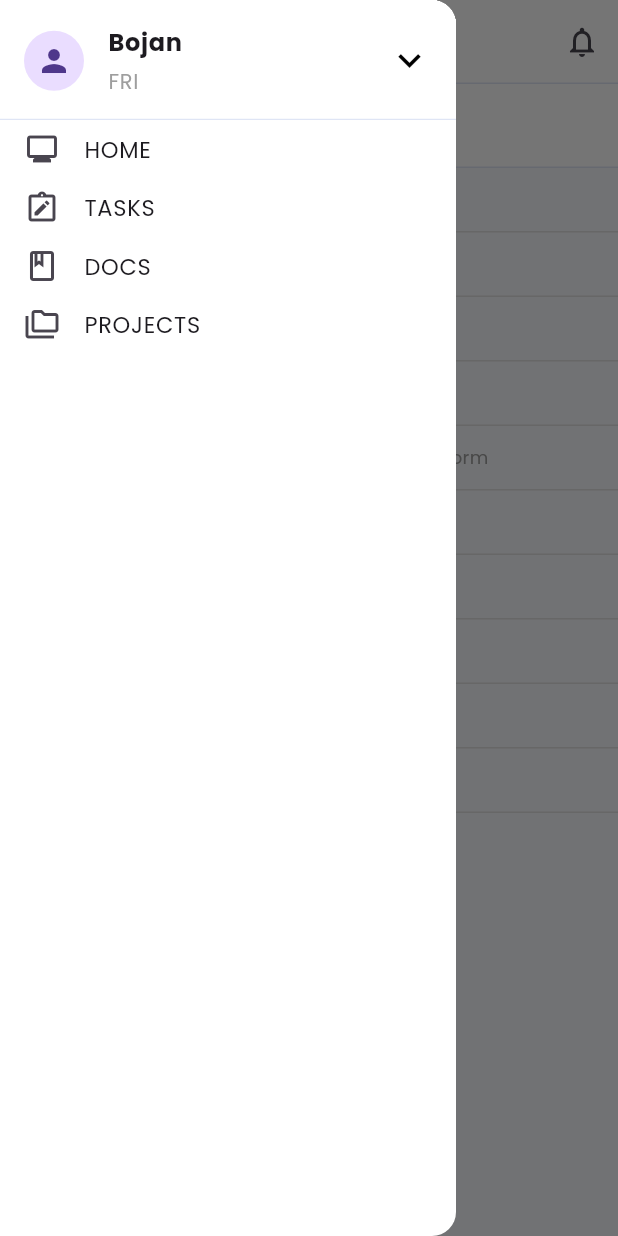
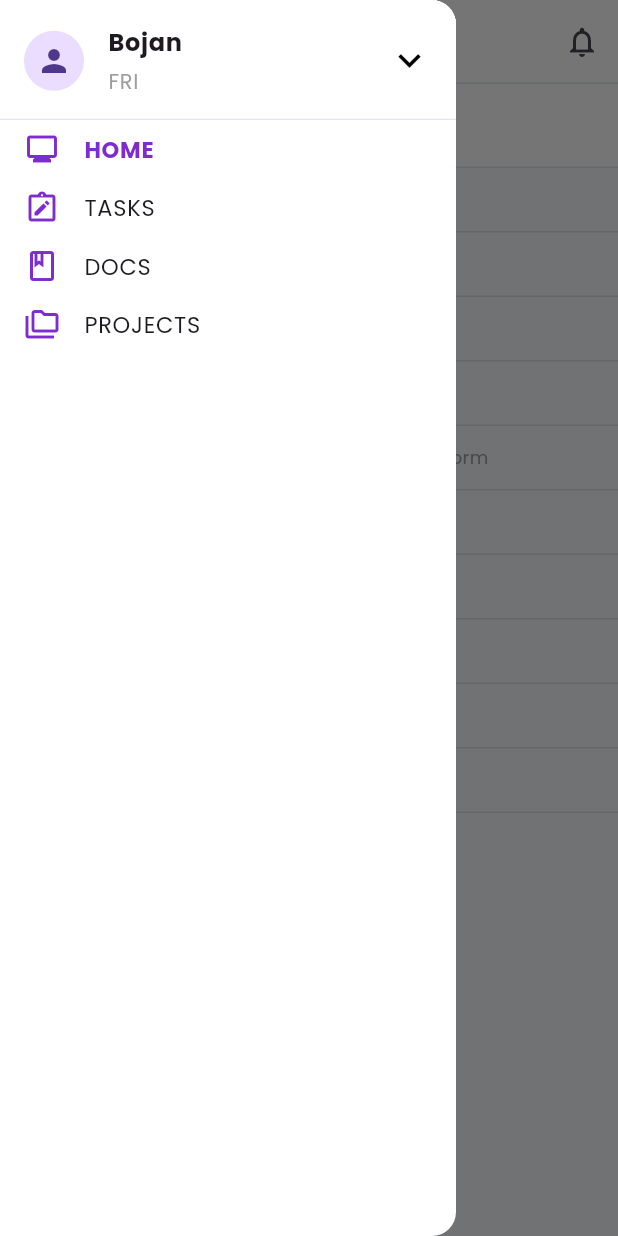
Before and after one commit to BojanDo/Productivity_mobile, a Flutter app: the screen it shows after launch, after a tap on the "menu" icon, on a phone screen of 412 x 824 dp. Run offline on Flutter 3.47's test engine with Material 3 defaults, Android fonts, the light colour scheme and no system bars; our stand-ins replace bloc, cookie_jar, dartz, dio, dio_cookie_manager, equatable and 7 more; missing offline and left inert: flutter_form_bloc.

Commit message:
Finished implementing drawer

```diff
--- a/lib/core/config/colors.dart
+++ b/lib/core/config/colors.dart
@@ -3,3 +3,5 @@ import 'package:flutter/material.dart';
 const Color kPrimaryBackgroundColor = Color(0xFFF7F9FC);
 const Color kSecondaryBackgroundColor = Colors.white;
 const Color kBorderColor = Color(0xffdfe5f5);
+
+const Color kPrimaryColor = Color(0xff7e2cd0);
--- a/lib/main.dart
+++ b/lib/main.dart
@@ -10,6 +10,7 @@ import 'features/App/presentation/bloc/app_bloc.dart';
 import 'features/Auth/presentation/views/auth.dart';
 import 'features/Notifications/presentation/views/notifications.dart';
 import 'inner.dart';
+import 'widgets/drawer/drawer_bloc.dart';
 
 void main() async {
   WidgetsFlutterBinding.ensureInitialized();
@@ -24,12 +25,14 @@ class MyApp extends StatelessWidget {
 
   @override
   Widget build(BuildContext context) => MaterialApp(
-        title: 'Pages',
         theme: theme,
         home: MultiBlocProvider(
           providers: <SingleChildWidget>[
             BlocProvider<AppBloc>(
               create: (BuildContext context) => sl<AppBloc>(),
+            ),
+            BlocProvider<DrawerBloc>(
+              create: (BuildContext context) => sl<DrawerBloc>(),
             ),
           ],
           child: Builder(
--- a/lib/widgets/drawer/drawer.dart
+++ b/lib/widgets/drawer/drawer.dart
@@ -1,7 +1,9 @@
 import 'package:flutter/material.dart';
 import 'package:flutter_bloc/flutter_bloc.dart';
 
+import '../../core/config/colors.dart';
 import '../../core/config/routes.dart';
+import '../../core/functions/routes.dart';
 import '../../core/services/injection_container.dart';
 import 'drawer_bloc.dart';
 
@@ -21,7 +23,6 @@ class GlobalDrawer extends StatefulWidget {
 
 class _GlobalDrawerState extends State<GlobalDrawer>
     with SingleTickerProviderStateMixin {
-  bool _showSecondList = false;
   late AnimationController _controller;
   late Animation<Offset> _slideAnimation;
 
@@ -36,6 +37,11 @@ class _GlobalDrawerState extends State<GlobalDrawer>
       begin: const Offset(0, -1),
       end: const Offset(0, 0),
     ).animate(CurvedAnimation(parent: _controller, curve: Curves.easeInOut));
+
+    if (context.read<DrawerBloc>().state.visibleList ==
+        DrawerVisibleList.second) {
+      _controller.forward();
+    }
   }
 
   @override
@@ -45,59 +51,61 @@ class _GlobalDrawerState extends State<GlobalDrawer>
   }
 
   void _toggleList() {
-    setState(() {
-      _showSecondList = !_showSecondList;
-    });
+    final DrawerState state = context.read<DrawerBloc>().state;
+    final DrawerVisibleList visibleList =
+        state.visibleList == DrawerVisibleList.first
+            ? DrawerVisibleList.second
+            : DrawerVisibleList.first;
 
-    if (_showSecondList) {
+    if (visibleList == DrawerVisibleList.second) {
       _controller.forward();
     } else {
       _controller.reverse();
     }
+
+    context.read<DrawerBloc>().add(
+          DrawerEvent.route(
+              route: state.currentRoute, visibleList: visibleList),
+        );
   }
-
-  @override
-  Widget build(BuildContext context) => BlocProvider<DrawerBloc>(
-        create: (BuildContext context) => sl<DrawerBloc>(),
-        child: _drawer(),
-      );
 
   final List<DrawerElement> _firstList = <DrawerElement>[
     const DrawerElement(
       title: 'HOME',
       route: kHomeRoute,
-      icon: Icon(Icons.monitor_outlined),
+      icon: Icons.monitor_outlined,
     ),
     const DrawerElement(
       title: 'TASKS',
       route: kTasksRoute,
-      icon: Icon(Icons.note_alt_outlined),
+      icon: Icons.note_alt_outlined,
     ),
     const DrawerElement(
       title: 'DOCS',
-      route: kHomeRoute,
-      icon: Icon(Icons.book_outlined),
+      route: kDocumentsRoute,
+      icon: Icons.book_outlined,
     ),
     const DrawerElement(
       title: 'PROJECTS',
-      route: kHomeRoute,
-      icon: Icon(Icons.folder_copy_outlined),
+      route: kProjectsRoute,
+      icon: Icons.folder_copy_outlined,
     ),
   ];
   final List<DrawerElement> _secondList = <DrawerElement>[
     const DrawerElement(
       title: 'My profile',
       route: kUserRoute,
-      icon: Icon(Icons.person_outline_outlined),
+      icon: Icons.person_outline_outlined,
     ),
     const DrawerElement(
       title: 'Settings',
       route: kSettingsRoute,
-      icon: Icon(Icons.settings_outlined),
+      icon: Icons.settings_outlined,
     ),
   ];
 
-  Drawer _drawer() => Drawer(
+  @override
+  Widget build(BuildContext context) => Drawer(
         child: Column(
           mainAxisSize: MainAxisSize.min,
           verticalDirection: VerticalDirection.up,
@@ -117,8 +125,13 @@ class _GlobalDrawerState extends State<GlobalDrawer>
                           const Divider(),
                           Expanded(
                             child: _listItem(
-                              const Icon(Icons.logout_outlined),
-                              'Logout',
+                              const DrawerElement(
+                                title: 'Logout',
+                                route: '/logut',
+                                icon: Icons.logout_outlined,
+                              ),
+                              '',
+                              DrawerVisibleList.second,
                               () {},
                             ),
                           ),
@@ -134,7 +147,8 @@ class _GlobalDrawerState extends State<GlobalDrawer>
         ),
       );
 
-  Widget _header() => SizedBox(
+  Widget _header() => BlocBuilder<DrawerBloc, DrawerState>(
+        builder: (BuildContext context, DrawerState state) => SizedBox(
           height: MediaQuery.paddingOf(context).top + 80,
           child: DrawerHeader(
             margin: EdgeInsets.zero,
@@ -190,7 +204,7 @@ class _GlobalDrawerState extends State<GlobalDrawer>
                             child: child,
                           ),
                           child: Icon(
-                          _showSecondList
+                            state.visibleList == DrawerVisibleList.second
                                 ? Icons.keyboard_arrow_up_sharp
                                 : Icons.keyboard_arrow_down_sharp,
                             color: Colors.black,
@@ -204,27 +218,61 @@ class _GlobalDrawerState extends State<GlobalDrawer>
               ],
             ),
           ),
+        ),
       );
 
-  Widget _list(final List<DrawerElement> list, DrawerVisibleList listNr) =>
-      ListView.builder(
+  Widget _list(
+    final List<DrawerElement> list,
+    DrawerVisibleList listNr,
+  ) =>
+      BlocBuilder<DrawerBloc, DrawerState>(
+        builder: (BuildContext context, DrawerState state) => ListView.builder(
           shrinkWrap: true,
           physics: const NeverScrollableScrollPhysics(),
           padding: EdgeInsets.zero,
           itemCount: list.length,
           itemBuilder: (BuildContext context, int index) {
             final DrawerElement item = list[index];
-          return _listItem(item.icon, item.title, () {});
+            return _listItem(item, state.currentRoute, listNr, () {
+              routePopAllPushReplacement(widget.innerNavigator, item.route);
+              context.read<DrawerBloc>().add(
+                    DrawerEvent.route(
+                      route: item.route,
+                      visibleList: listNr,
+                    ),
+                  );
+              Scaffold.of(context).closeDrawer();
+            });
           },
+        ),
       );
 
-  ListTile _listItem(Icon icon, String title, VoidCallback onTap) => ListTile(
+  ListTile _listItem(
+    DrawerElement item,
+    String currentRoute,
+    DrawerVisibleList listNr,
+    VoidCallback onTap,
+  ) {
+    final bool isCurrent =
+        listNr == DrawerVisibleList.first && item.isCurrnet(currentRoute);
+    return ListTile(
       visualDensity: const VisualDensity(vertical: -4),
       dense: true,
-        leading: icon,
-        title: Text(title, style: const TextStyle(fontSize: 15.0)),
+      leading: Icon(
+        item.icon,
+        color: listNr == DrawerVisibleList.first ? kPrimaryColor : null,
+      ),
+      title: Text(
+        item.title,
+        style: TextStyle(
+          fontSize: 15.0,
+          fontWeight: isCurrent ? FontWeight.bold : null,
+          color: isCurrent ? kPrimaryColor : null,
+        ),
+      ),
       onTap: onTap,
     );
+  }
 }
 
 class DrawerElement {
@@ -236,7 +284,7 @@ class DrawerElement {
 
   final String title;
   final String route;
-  final Icon icon;
+  final IconData icon;
 
-  bool isCurrnet(String route) => this.route == route;
+  bool isCurrnet(String current) => route == current;
 }
--- a/lib/widgets/drawer/drawer_bloc.dart
+++ b/lib/widgets/drawer/drawer_bloc.dart
@@ -34,6 +34,6 @@ class DrawerBloc extends Bloc<DrawerEvent, DrawerState> {
     DrawerVisibleList visibleList,
     Emitter<DrawerState> emit,
   ) {
-    emit(DrawerState(currentRoute: route, visibleList: visibleList));
+    emit(state.copyWith(currentRoute: route,visibleList: visibleList));
   }
 }
--- a/lib/widgets/pop_scope.dart
+++ b/lib/widgets/pop_scope.dart
@@ -19,6 +19,7 @@ class GlobalPopScope extends StatelessWidget {
   Widget build(BuildContext context) => PopScope(
         canPop: false,
         onPopInvokedWithResult: (bool didPop, Object? dynamic) {
+          print("Global widget $didPop");
           if (didPop) return;
           if (routeCanPop(outerNavigator)) {
             routePop(outerNavigator);
```
Also changed, not shown: lib/core/functions/routes.dart (+10 -0 lines), lib/features/Home/presentation/views/home.dart (+11 -6 lines), lib/main_.dart (deleted, +0 -199 lines). Lines whose indentation alone changed are shown as unchanged.
